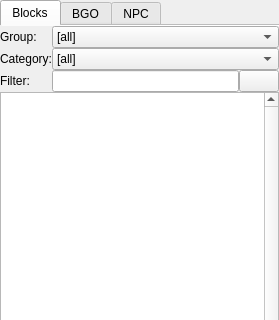
WohlSoft/Moondust-Project, file Editor/main_window/dock/lvl_item_toolbox.ui: the form before one commit; both pictures show x 0 to 279 and y 0 to 320 of the 279 by 543 pixel window.
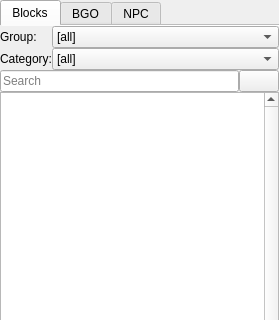
The form after the commit. Icons and pictures are not drawn.

Commit message: Editor: Minor fixes on Item Toolbox and the Tileset Editor - Filter search fields are has equipped with a placeholder and the clear button - Fixed memory leak because of a wrong parent

What changed in the file:
```diff
--- a/Editor/main_window/dock/lvl_item_toolbox.ui
+++ b/Editor/main_window/dock/lvl_item_toolbox.ui
@@ -37,7 +37,7 @@
     <attribute name="title">
      <string>Blocks</string>
     </attribute>
-    <layout class="QGridLayout" name="BlocksG" rowstretch="0,0,0,0,0" columnstretch="0,90,9,0" columnminimumwidth="50,0,15,0">
+    <layout class="QGridLayout" name="BlocksG" rowstretch="0,0,0,0,0" columnstretch="0,90,9" columnminimumwidth="50,0,15">
      <property name="leftMargin">
       <number>0</number>
      </property>
@@ -60,16 +60,6 @@
        </property>
       </widget>
      </item>
-     <item row="3" column="0">
-      <widget class="QLabel" name="BlockFilterLabel">
-       <property name="text">
-        <string>Filter:</string>
-       </property>
-      </widget>
-     </item>
-     <item row="3" column="1">
-      <widget class="QLineEdit" name="BlockFilterField"/>
-     </item>
      <item row="0" column="0">
       <widget class="QLabel" name="BlockGroupLabel">
        <property name="text">
@@ -182,6 +172,16 @@
        </property>
       </widget>
      </item>
+     <item row="3" column="0" colspan="2">
+      <widget class="QLineEdit" name="BlockFilterField">
+       <property name="placeholderText">
+        <string>Search</string>
+       </property>
+       <property name="clearButtonEnabled">
+        <bool>true</bool>
+       </property>
+      </widget>
+     </item>
     </layout>
    </widget>
    <widget class="QWidget" name="BGOs">
```
Left out of the diff: 44 changed lines with no effect on the pictures. The commit also changes 2 other files.
